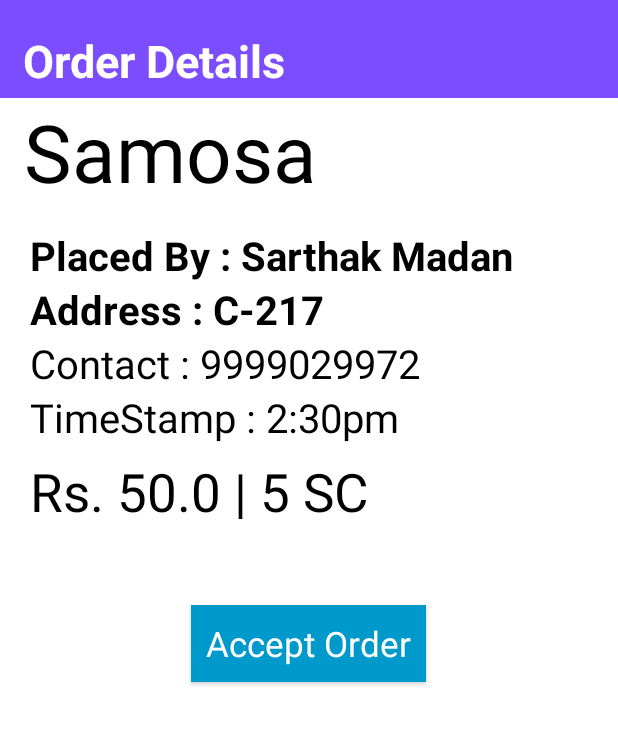
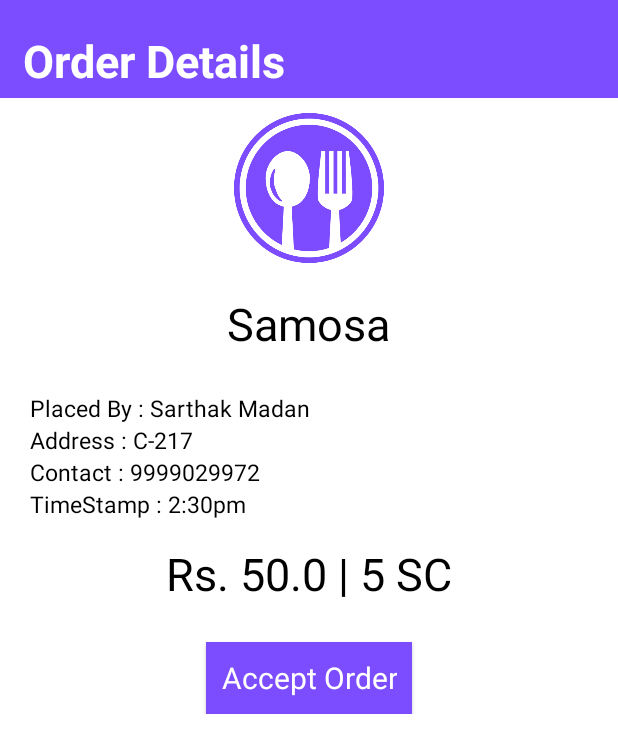
Before and after one commit to anam123/LazyPizzaCool, an Android app: the layout activity_place_order.xml on its own in the app's theme, with its tools: preview values and no code run, on a phone screen of 412 x 824 dp. Shown: the top 753 px of the screen. Run offline under Robolectric (Android 15) with nearby library versions, the phone set to English and light mode, and no system bars.

Commit message:
Maintainance #4

```diff
--- a/app/src/main/java/com/sahasu/lazypizza/MarketPlaceOrder.java
+++ b/app/src/main/java/com/sahasu/lazypizza/MarketPlaceOrder.java
@@ -53,12 +53,12 @@ public class MarketPlaceOrder extends AppCompatActivity {
             timestamp = (TextView) findViewById(R.id.timestamp);
             accept_order = (Button) findViewById(R.id.button);
 
-            String f = "1 " + orderName;
-            String s = "PLACED BY : " + placeby;
-            String t = "ADDRESS : " + address;
-            String fo = "CONTACT : " + contact;
+            String f = orderName;
+            String s = "Placed by : " + placeby;
+            String t = "Address : " + address;
+            String fo = "Contact : " + contact;
             String fi = cost;
-            String si = "TimeStamp : " + ts;
+            String si = "Time : " + ts;
 
             order_name.setText(f);
             place_by.setText(s);
--- a/app/src/main/res/layout/activity_place_order.xml
+++ b/app/src/main/res/layout/activity_place_order.xml
@@ -3,11 +3,13 @@
     android:layout_width="match_parent"
     android:layout_height="match_parent"
     android:background="#fff">
+
     <View
         android:id="@+id/myRectangleView"
         android:layout_width="match_parent"
         android:layout_height="65dp"
         android:background="@drawable/backsolid"/>
+
     <LinearLayout
         android:layout_width="match_parent"
         android:layout_height="match_parent"
@@ -23,7 +25,6 @@
 
             <TextView
                 android:layout_width="wrap_content"
-
                 android:layout_height="wrap_content"
                 android:layout_marginLeft="15dp"
                 android:text="Order Details"
@@ -33,24 +34,30 @@
         </LinearLayout>
     </LinearLayout>
 
-    <RelativeLayout
+    <LinearLayout
         android:layout_width="match_parent"
-        android:layout_height="match_parent"
+        android:layout_height="wrap_content"
+        android:layout_centerHorizontal="true"
+        android:orientation="vertical"
         android:layout_below="@+id/myRectangleView"
         >
-
+        <ImageView
+            android:layout_width="100dp"
+            android:layout_height="100dp"
+            android:src="@drawable/foodcolor"
+            android:id="@+id/foodicon"
+            android:layout_gravity="center_horizontal"
+            android:layout_margin="10dp"/>
         <TextView
             android:text="Samosa"
             android:layout_width="wrap_content"
             android:layout_height="wrap_content"
             android:id="@+id/textView2"
             android:textColor="@android:color/black"
-
-
-            android:layout_below="@+id/textView"
-            android:layout_marginLeft="@dimen/activity_horizontal_margin"
-
-            android:textSize="80px" />
+            android:layout_below="@+id/foodicon"
+            android:layout_gravity="center_horizontal"
+            android:layout_margin="10dp"
+            android:textSize="30dp" />
 
 
 
@@ -60,8 +67,7 @@
             android:layout_height="wrap_content"
             android:id="@+id/textView3"
             android:textColor="@android:color/black"
-            android:textStyle="normal|bold"
-            android:textSize="40px"
+            android:textSize="15dp"
             android:layout_marginLeft="20dp"
             android:layout_below="@+id/textView2"
             android:layout_marginTop="15dp" />
@@ -71,9 +77,8 @@
             android:layout_width="wrap_content"
             android:layout_height="wrap_content"
             android:id="@+id/textView7"
-            android:textSize="40px"
+            android:textSize="15dp"
             android:layout_marginLeft="20dp"
-            android:textStyle="normal|bold"
             android:textColor="@android:color/black"
             android:layout_below="@+id/textView3" />
 
@@ -82,7 +87,7 @@
             android:layout_width="wrap_content"
             android:layout_height="wrap_content"
             android:id="@+id/textView8"
-            android:textSize="40px"
+            android:textSize="15dp"
             android:layout_marginLeft="20dp"
             android:textColor="@android:color/black"
             android:layout_below="@+id/textView7"
@@ -93,7 +98,7 @@
             android:layout_width="wrap_content"
             android:layout_height="wrap_content"
             android:id="@+id/timestamp"
-            android:textSize="40px"
+            android:textSize="15dp"
             android:layout_marginLeft="20dp"
             android:textColor="@android:color/black"
             android:layout_below="@+id/textView8"
@@ -104,11 +109,10 @@
             android:layout_width="wrap_content"
             android:layout_height="wrap_content"
             android:id="@+id/textView4"
-            android:layout_marginLeft="20dp"
             android:textColor="@android:color/black"
-            android:textSize="35dp"
-
-            android:layout_marginTop="44dp"
+            android:textSize="30dp"
+            android:layout_gravity="center_horizontal"
+            android:layout_marginTop="15dp"
             android:layout_below="@+id/textView8" />
 
 
@@ -119,13 +123,14 @@
             android:layout_height="wrap_content"
             android:layout_below="@+id/textView4"
             android:layout_centerHorizontal="true"
-            android:layout_marginTop="52dp"
+            android:layout_marginTop="25dp"
             android:id="@+id/button"
             style="@android:style/Widget.Holo.Light.Button.Toggle"
             android:elevation="22dp"
+            android:layout_gravity="center_horizontal"
             android:textColor="@android:color/background_light"
-            android:background="@android:color/holo_blue_dark"
+            android:background="@color/colorAccent"
             android:padding="10dp"
-            android:textSize="35px" />
-    </RelativeLayout>
+            android:textSize="20dp" />
+    </LinearLayout>
 </RelativeLayout>
--- a/app/src/main/res/layout/activity_wallet.xml
+++ b/app/src/main/res/layout/activity_wallet.xml
@@ -64,8 +64,14 @@
             android:layout_gravity="center_horizontal"
             android:layout_margin="20dp"
             android:padding="10dp"
-            android:text="PAY" />
+            android:text="PAY"
+            style="@android:style/Widget.Holo.Light.Button.Toggle"
+            android:elevation="22dp"
 
+            android:textColor="@android:color/background_light"
+            android:background="@color/colorAccent"
+
+            android:textSize="20dp"/>
     </LinearLayout>
 
 </LinearLayout>
```
Also changed, not shown: app/src/main/res/drawable/foodcolor.png (added).
